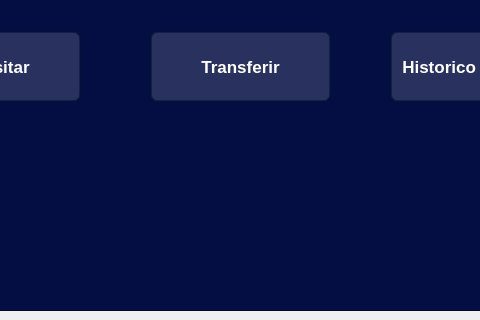
Qt form Telas/tela_menu.ui (David-Marcoss/POO2_Trabalho) before a commit; both pictures show x 209 to 689 and y 428 to 748 of the 900 by 748 pixel window.
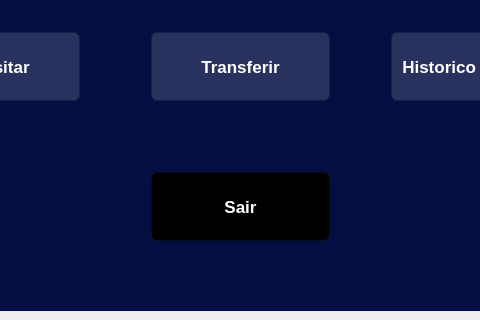
The same form after that commit. Icons and pictures are not drawn.

Commit message: - implementação das telas e funcionalidades do sistema

```diff
--- a/Telas/tela_menu.ui
+++ b/Telas/tela_menu.ui
@@ -339,6 +339,44 @@
         <string>Minha Conta</string>
        </property>
       </widget>
+      <widget class="QPushButton" name="pushButton_8">
+       <property name="geometry">
+        <rect>
+         <x>350</x>
+         <y>590</y>
+         <width>181</width>
+         <height>71</height>
+        </rect>
+       </property>
+       <property name="font">
+        <font>
+         <pointsize>13</pointsize>
+         <weight>75</weight>
+         <bold>true</bold>
+        </font>
+       </property>
+       <property name="styleSheet">
+        <string notr="true">QPushButton{
+border-radius: 7px;
+background-color:rgb(0, 0, 0);
+border: 2px solid rgba(3, 20, 52, 150);
+color: rgb(255, 255, 255);
+
+}
+
+QPushButton:hover{
+
+border: 3px solid rgba(9, 74, 140, 248);
+font-size: 18px;
+
+}
+
+</string>
+       </property>
+       <property name="text">
+        <string>Sair</string>
+       </property>
+      </widget>
       <zorder>label_2</zorder>
       <zorder>label</zorder>
       <zorder>pushButton</zorder>
```
Left out of the diff: 7 changed lines with no effect on the pictures. The commit also changes 32 other files.
